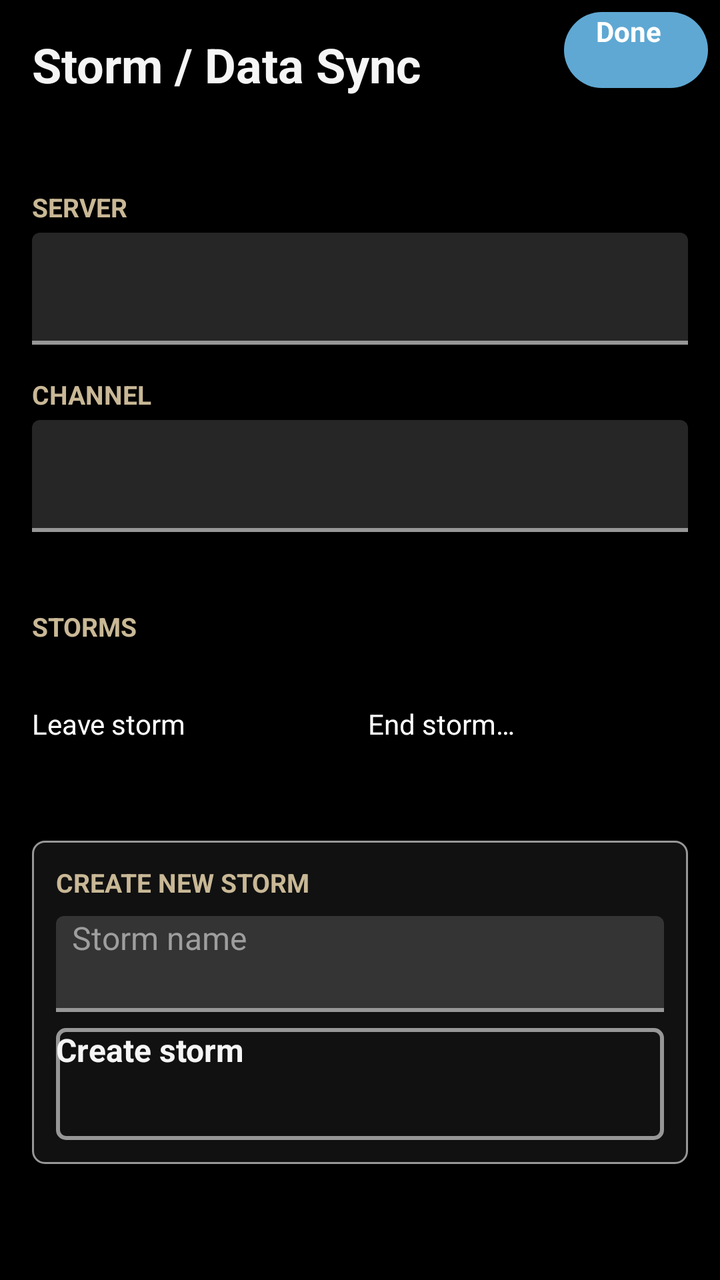
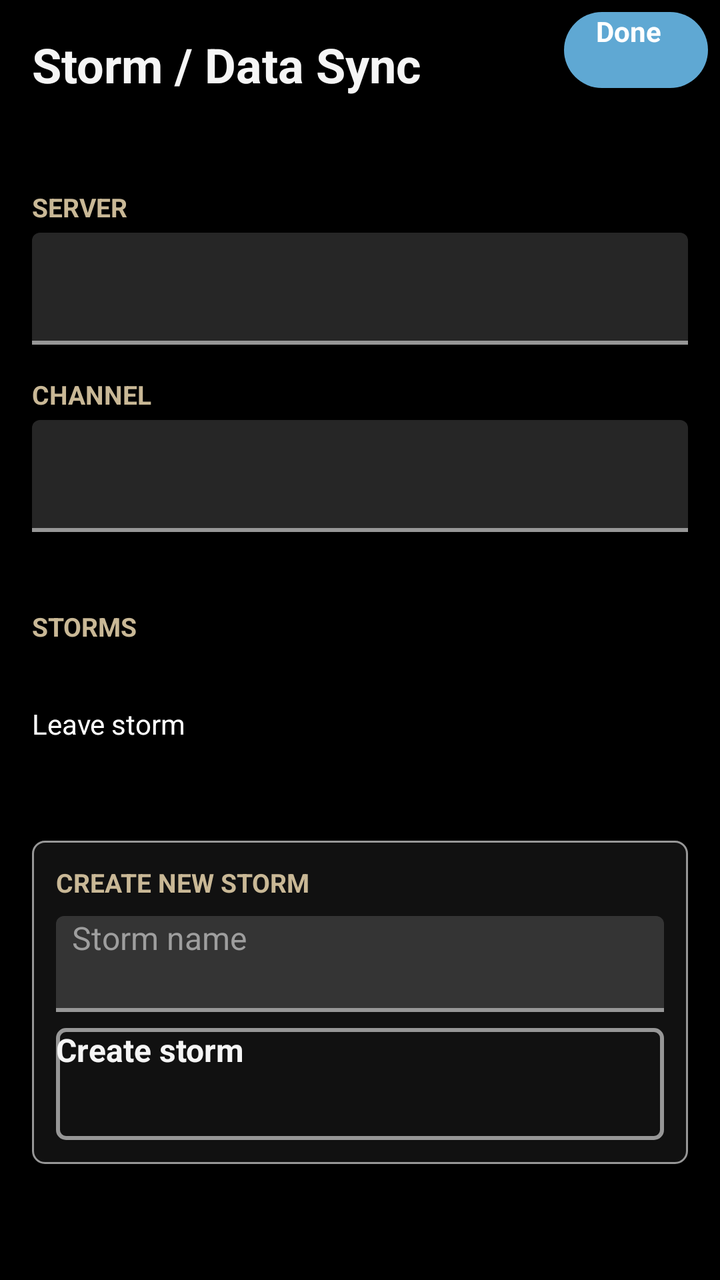

The first picture is an Android layout as it rendered before a commit; the second is the same layout after the commit. The layout source and the unified diff follow.
<!-- AndroidManifest.xml: application theme ATAKPluginTheme -->
<!-- res/layout/panel_storm.xml -->
<?xml version="1.0" encoding="utf-8"?>
<FrameLayout xmlns:android="http://schemas.android.com/apk/res/android"
    android:layout_width="match_parent"
    android:layout_height="match_parent"
    android:background="@color/plowtak_bg">

    <ScrollView
        android:layout_width="match_parent"
        android:layout_height="match_parent">

        <LinearLayout
            android:layout_width="match_parent"
            android:layout_height="wrap_content"
            android:orientation="vertical"
            android:padding="16dp">

            <TextView
                android:layout_width="match_parent"
                android:layout_height="wrap_content"
                android:layout_marginEnd="96dp"
                android:text="@string/storm_screen_title"
                android:textColor="@color/plowtak_text"
                android:textSize="24sp"
                android:textStyle="bold" />

            <TextView
                android:id="@+id/storm_status_line"
                android:layout_width="match_parent"
                android:layout_height="wrap_content"
                android:layout_marginTop="6dp"
                android:textColor="@color/plowtak_accent"
                android:textSize="15sp" />

            
            <TextView
                android:layout_width="match_parent"
                android:layout_height="wrap_content"
                android:layout_marginTop="20dp"
                android:tag="plowtak_heading"
                android:text="@string/storm_section_server"
                android:textColor="@color/plowtak_heading"
                android:textSize="13sp"
                android:textStyle="bold" />

            <Spinner
                android:id="@+id/storm_server_spinner"
                android:layout_width="match_parent"
                android:layout_height="56dp"
                android:layout_marginTop="4dp"
                android:background="@drawable/bg_field"
                android:paddingStart="8dp"
                android:paddingEnd="8dp" />

            
            <TextView
                android:layout_width="match_parent"
                android:layout_height="wrap_content"
                android:layout_marginTop="16dp"
                android:tag="plowtak_heading"
                android:text="@string/storm_section_channel"
                android:textColor="@color/plowtak_heading"
                android:textSize="13sp"
                android:textStyle="bold" />

            <Spinner
                android:id="@+id/storm_channel_spinner"
                android:layout_width="match_parent"
                android:layout_height="56dp"
                android:layout_marginTop="4dp"
                android:background="@drawable/bg_field"
                android:paddingStart="8dp"
                android:paddingEnd="8dp" />

            <TextView
                android:id="@+id/storm_channel_hint"
                android:layout_width="match_parent"
                android:layout_height="wrap_content"
                android:layout_marginTop="2dp"
                android:textColor="@color/plowtak_grey"
                android:textSize="12sp" />

            
            <TextView
                android:layout_width="match_parent"
                android:layout_height="wrap_content"
                android:layout_marginTop="20dp"
                android:tag="plowtak_heading"
                android:text="@string/storm_section_storms"
                android:textColor="@color/plowtak_heading"
                android:textSize="13sp"
                android:textStyle="bold" />

            <TextView
                android:id="@+id/storm_list_hint"
                android:layout_width="match_parent"
                android:layout_height="wrap_content"
                android:layout_marginTop="2dp"
                android:textColor="@color/plowtak_grey"
                android:textSize="12sp" />

            <LinearLayout
                android:id="@+id/storm_list"
                android:layout_width="match_parent"
                android:layout_height="wrap_content"
                android:layout_marginTop="4dp"
                android:orientation="vertical" />

            <LinearLayout
                android:layout_width="match_parent"
                android:layout_height="wrap_content"
                android:layout_marginTop="8dp"
                android:orientation="horizontal">

                <Button
                    android:id="@+id/storm_leave"
                    android:layout_width="0dp"
                    android:layout_height="48dp"
                    android:layout_weight="1"
                    android:text="@string/storm_leave"
                    android:textSize="14sp" />

                <Button
                    android:id="@+id/storm_end"
                    android:layout_width="0dp"
                    android:layout_height="48dp"
                    android:layout_marginStart="8dp"
                    android:layout_weight="1"
                    android:text="@string/storm_end"
                    android:textSize="14sp" />
            </LinearLayout>

            
            <LinearLayout
                android:layout_width="match_parent"
                android:layout_height="wrap_content"
                android:layout_marginTop="20dp"
                android:background="@drawable/bg_card"
                android:orientation="vertical">

                <TextView
                    android:layout_width="match_parent"
                    android:layout_height="wrap_content"
                    android:tag="plowtak_heading"
                    android:text="@string/storm_section_new"
                    android:textColor="@color/plowtak_heading"
                    android:textSize="13sp"
                    android:textStyle="bold" />

                <EditText
                    android:id="@+id/storm_new_name"
                    android:layout_width="match_parent"
                    android:layout_height="wrap_content"
                    android:layout_marginTop="8dp"
                    android:background="@drawable/bg_field"
                    android:hint="@string/storm_new_name_hint"
                    android:inputType="text"
                    android:minHeight="48dp"
                    android:paddingStart="8dp"
                    android:paddingEnd="8dp"
                    android:textColor="@color/plowtak_text"
                    android:textColorHint="@color/plowtak_grey"
                    android:textSize="16sp" />

                <Button
                    android:id="@+id/storm_create"
                    android:layout_width="match_parent"
                    android:layout_height="56dp"
                    android:layout_marginTop="8dp"
                    android:background="@drawable/bg_primary_button"
                    android:text="@string/storm_create"
                    android:textColor="@color/plowtak_text"
                    android:textSize="16sp"
                    android:textStyle="bold" />
            </LinearLayout>

            <View
                android:layout_width="match_parent"
                android:layout_height="24dp" />
        </LinearLayout>
    </ScrollView>

    
    <Button
        android:id="@+id/storm_done"
        android:layout_width="wrap_content"
        android:layout_height="38dp"
        android:layout_gravity="top|end"
        android:layout_marginTop="6dp"
        android:layout_marginEnd="6dp"
        android:background="@drawable/bg_save_pill"
        android:elevation="8dp"
        android:minWidth="72dp"
        android:paddingStart="16dp"
        android:paddingEnd="16dp"
        android:text="@string/storm_done"
        android:textColor="@android:color/white"
        android:textSize="14sp"
        android:textStyle="bold" />
</FrameLayout>
<!-- resources referenced by this layout -->
<resources>
  <color name="plowtak_accent">#FF5FA8D3</color>
  <color name="plowtak_bg">#FF000000</color>
  <color name="plowtak_grey">#FF9E9E9E</color>
  <color name="plowtak_heading">#FFC9B896</color>
  <color name="plowtak_text">#FFF5F5F5</color>
  <!-- drawable bg_card (drawable) -->
  <?xml version="1.0" encoding="utf-8"?>
  <shape xmlns:android="http://schemas.android.com/apk/res/android"
      android:shape="rectangle">
      <solid android:color="@color/plowtak_panel" />
      <stroke
          android:width="1dp"
          android:color="@color/plowtak_tile_bar" />
      <corners android:radius="6dp" />
      <padding
          android:left="12dp"
          android:top="12dp"
          android:right="12dp"
          android:bottom="12dp" />
  </shape>
  <!-- drawable bg_field (drawable) -->
  <?xml version="1.0" encoding="utf-8"?>
  <layer-list xmlns:android="http://schemas.android.com/apk/res/android">
      <item>
          <shape android:shape="rectangle">
              <solid android:color="#26FFFFFF" />
              <corners android:topLeftRadius="4dp" android:topRightRadius="4dp" />
          </shape>
      </item>
      <item android:gravity="bottom">
          <shape android:shape="rectangle">
              <size android:height="2dp" />
              <solid android:color="@color/plowtak_tile_bar" />
          </shape>
      </item>
  </layer-list>
  <!-- drawable bg_primary_button (drawable) -->
  <?xml version="1.0" encoding="utf-8"?>
  <shape xmlns:android="http://schemas.android.com/apk/res/android"
      android:shape="rectangle">
      <solid android:color="@color/plowtak_panel" />
      <stroke
          android:width="2dp"
          android:color="@color/plowtak_tile_bar" />
      <corners android:radius="4dp" />
  </shape>
  <!-- drawable bg_save_pill (drawable) -->
  <?xml version="1.0" encoding="utf-8"?>
  <ripple xmlns:android="http://schemas.android.com/apk/res/android"
      android:color="#33FFFFFF">
      <item>
          <shape android:shape="rectangle">
              <solid android:color="@color/plowtak_accent" />
              <corners android:radius="24dp" />
          </shape>
      </item>
  </ripple>
  <string name="storm_create">Create storm</string>
  <string name="storm_done">Done</string>
  <string name="storm_end">End storm…</string>
  <string name="storm_leave">Leave storm</string>
  <string name="storm_new_name_hint">Storm name</string>
  <string name="storm_screen_title">Storm / Data Sync</string>
  <string name="storm_section_channel">CHANNEL</string>
  <string name="storm_section_new">CREATE NEW STORM</string>
  <string name="storm_section_server">SERVER</string>
  <string name="storm_section_storms">STORMS</string>
  <style name="ATAKPluginTheme" parent="@android:style/Theme.Material">
          <item name="android:colorPrimary">#1B2A41</item>
          <item name="android:colorAccent">#5FA8D3</item>
      </style>
  <color name="plowtak_panel">#FF111111</color>
  <color name="plowtak_tile_bar">#FF979797</color>
</resources>

<!-- the commit's change to res/layout/panel_storm.xml (unified diff, before → after) -->
@@ -105,29 +105,13 @@
                 android:layout_marginTop="4dp"
                 android:orientation="vertical" />
 
-            <LinearLayout
+            <Button
+                android:id="@+id/storm_leave"
                 android:layout_width="match_parent"
-                android:layout_height="wrap_content"
+                android:layout_height="48dp"
                 android:layout_marginTop="8dp"
-                android:orientation="horizontal">
-
-                <Button
-                    android:id="@+id/storm_leave"
-                    android:layout_width="0dp"
-                    android:layout_height="48dp"
-                    android:layout_weight="1"
-                    android:text="@string/storm_leave"
-                    android:textSize="14sp" />
-
-                <Button
-                    android:id="@+id/storm_end"
-                    android:layout_width="0dp"
-                    android:layout_height="48dp"
-                    android:layout_marginStart="8dp"
-                    android:layout_weight="1"
-                    android:text="@string/storm_end"
-                    android:textSize="14sp" />
-            </LinearLayout>
+                android:text="@string/storm_leave"
+                android:textSize="14sp" />
 
             
             <LinearLayout
<!-- resource entries referenced after the edit -->
@@ -59,7 +59,6 @@
   </ripple>
   <string name="storm_create">Create storm</string>
   <string name="storm_done">Done</string>
-  <string name="storm_end">End storm…</string>
   <string name="storm_leave">Leave storm</string>
   <string name="storm_new_name_hint">Storm name</string>
   <string name="storm_screen_title">Storm / Data Sync</string>
